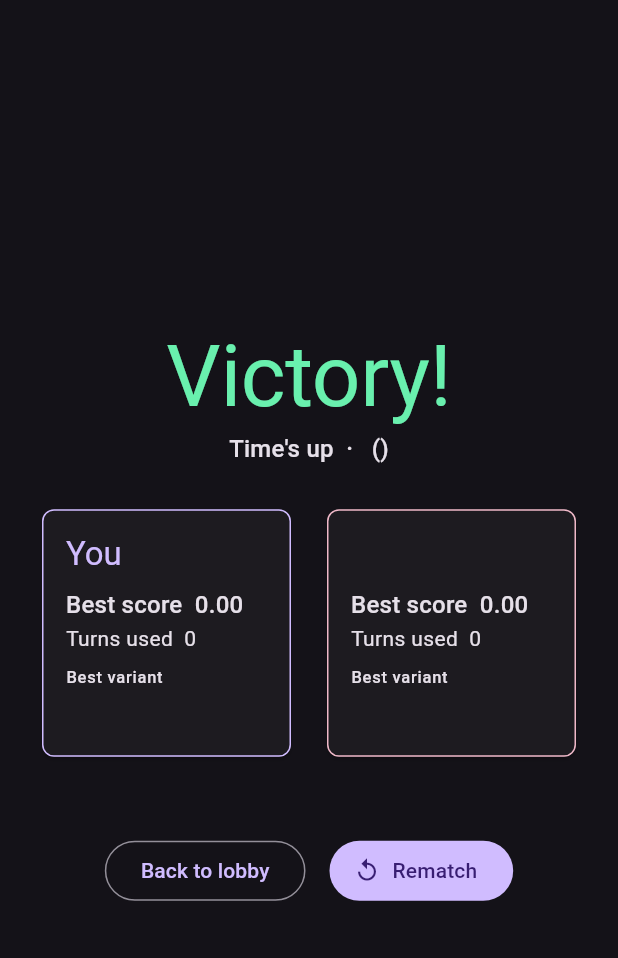
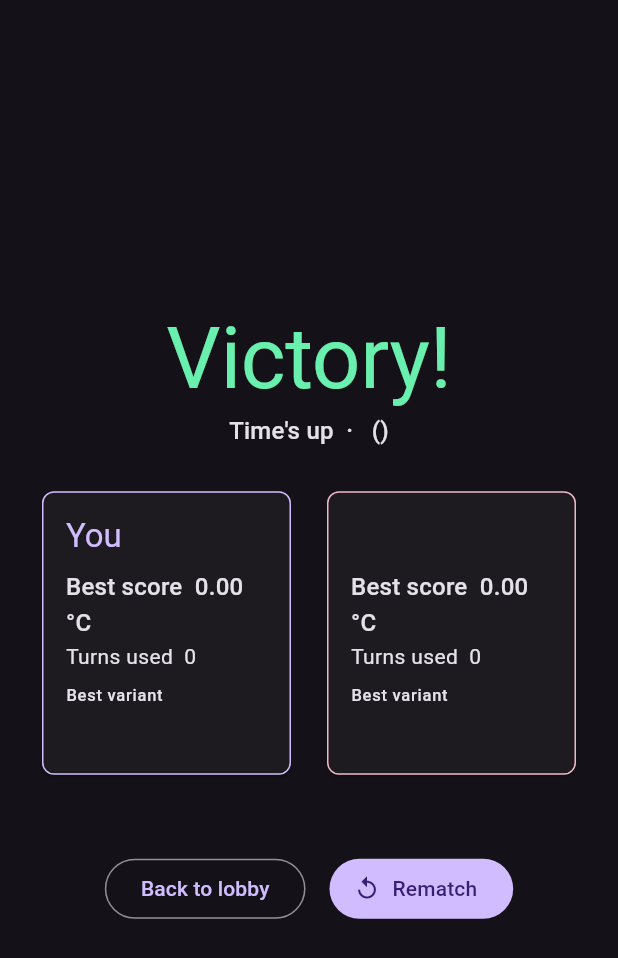
Before and after one commit to AeneasTews/protein_engineering_game, a Flutter app: the MatchResultScreen screen opened directly with empty values, on a phone screen of 412 x 824 dp. Shown: the top 958 px of the screen. Run offline on Flutter 3.47's test engine with Material 3 defaults, Android fonts, the phone set to English and light mode, and no system bars; our stand-ins replace equatable, flutter_bloc, shared_preferences; missing offline and left inert: bio_flutter; accounts and stored records are empty; network calls fail.

Commit message:
Show scores in °C; original sequence colors with a light orange selection
- Every score shown to players goes through formatScore(), which presents the
  DMS score as a thermal stability with a °C unit (history, chart tooltip,
  library highscores, match bar, toasts, result screens)
- Sequence panel back to its original colors (purple primaryContainer for
  mutated tiles, default mutation chips); the residue last clicked is light
  orange with dark text and stands out even when already mutated

Co-Authored-By: Claude Opus 5.5 <noreply@anthropic.com>

```diff
--- /dev/null
+++ b/app/lib/score_format.dart
@@ -0,0 +1,9 @@
+import "constants.dart";
+
+/// A score as shown to players. The DMS score is presented as if it were a thermal stability
+/// (°C) so the numbers read naturally; the value itself is unchanged.
+String formatScore(double? score, {bool detailed = false}) {
+  if (score == null) return "-";
+  final places = detailed ? GameRules.scoreDecimalPlacesDetailed : GameRules.scoreDecimalPlaces;
+  return "${score.toStringAsFixed(places)} ${GameRules.scoreUnit}";
+}
--- a/app/lib/widgets/game_screen.dart
+++ b/app/lib/widgets/game_screen.dart
@@ -5,6 +5,7 @@ import "../blocs/experiment/experiment_bloc.dart";
 import "../blocs/protein_library/protein_library_bloc.dart";
 import "../blocs/session_manager/session_manager_bloc.dart";
 import "../constants.dart";
+import "../score_format.dart";
 import "../data/models/protein.dart";
 import "../data/repositories/protein_repository.dart";
 import "../data/models/protein_structure.dart";
@@ -328,10 +329,7 @@ class _ScoreRow extends StatelessWidget {
 
   @override
   Widget build(BuildContext context) {
-    return Row(
-      mainAxisAlignment: MainAxisAlignment.spaceBetween,
-      children: [Text(label), Text(value.toStringAsFixed(GameRules.scoreDecimalPlaces))],
-    );
+    return Row(mainAxisAlignment: MainAxisAlignment.spaceBetween, children: [Text(label), Text(formatScore(value))]);
   }
 }
 
--- a/app/lib/widgets/match_result_screen.dart
+++ b/app/lib/widgets/match_result_screen.dart
@@ -3,10 +3,10 @@ import "package:flutter/material.dart";
 import "package:flutter_bloc/flutter_bloc.dart";
 import "../blocs/lobby/lobby_bloc.dart";
 import "../constants.dart";
+import "../score_format.dart";
 import "../data/models/match_models.dart";
 import "../data/models/protein.dart";
 import "../data/models/trajectory_step.dart";
-import "match_widgets.dart";
 
 class MatchResultScreen extends StatelessWidget {
   final MatchResult result;
--- a/app/lib/widgets/match_widgets.dart
+++ b/app/lib/widgets/match_widgets.dart
@@ -3,14 +3,13 @@ import "package:flutter_bloc/flutter_bloc.dart";
 import "../blocs/experiment/experiment_bloc.dart";
 import "../blocs/match/match_bloc.dart";
 import "../constants.dart";
+import "../score_format.dart";
 
 String formatClock(Duration duration) {
   // Round up so the clock shows 0:00 only once time is really up.
   final seconds = (duration.inMilliseconds / 1000).ceil();
   return "${seconds ~/ 60}:${(seconds % 60).toString().padLeft(2, "0")}";
 }
-
-String formatScore(double? score) => score == null ? "-" : score.toStringAsFixed(GameRules.scoreDecimalPlaces);
 
 /// Replaces the practice round counter during a match: you vs. opponent around the match clock.
 class MatchBar extends StatelessWidget {
--- a/app/lib/widgets/protein_library_screen.dart
+++ b/app/lib/widgets/protein_library_screen.dart
@@ -5,6 +5,7 @@ import "../blocs/experiment/experiment_bloc.dart";
 import "../blocs/protein_library/protein_library_bloc.dart";
 import "../blocs/session_manager/session_manager_bloc.dart";
 import "../constants.dart";
+import "../score_format.dart";
 import "../data/models/highscore.dart";
 import "../data/models/protein.dart";
 import "../data/repositories/session_repository.dart";
@@ -167,9 +168,7 @@ class _ProteinCard extends StatelessWidget {
               ),
               const SizedBox(height: 10),
               Text(
-                highscore != null
-                    ? "🏆 ${highscore!.username} ${highscore!.score.toStringAsFixed(GameRules.scoreDecimalPlaces)}"
-                    : "🏆 —",
+                highscore != null ? "🏆 ${highscore!.username} ${formatScore(highscore!.score)}" : "🏆 —",
                 style: Theme.of(context).textTheme.bodyMedium?.copyWith(overflow: TextOverflow.ellipsis),
               ),
             ],
```
Also changed, not shown: app/lib/constants.dart (+11 -4 lines), app/lib/widgets/history_panel.dart (+4 -3 lines), app/lib/widgets/sequence_panel.dart (+8 -7 lines), 2 other files.
